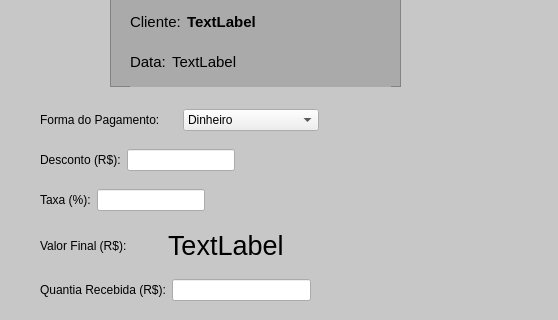
The window that pagamento.ui (GabR36/QEstoqueLoja) describes before a commit, drawn with Qt 5; both pictures show x 0 to 558 and y 84 to 404 of the 558 by 500 pixel window.
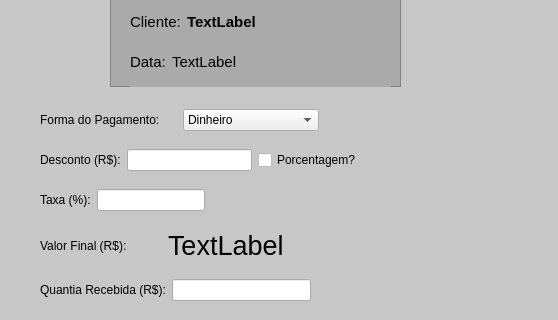
The same window after the commit. Icons and pictures are not drawn.

Commit message:
Opçao Porcentagem no desconto pagamento
envolve colocar um checkbox na janela pagamento. converte o valor
colocado em um desconto bruto como o antigo apenas.

```diff
--- a/pagamento.ui
+++ b/pagamento.ui
@@ -411,7 +411,7 @@
     <rect>
      <x>40</x>
      <y>230</y>
-     <width>195</width>
+     <width>321</width>
      <height>28</height>
     </rect>
    </property>
@@ -426,6 +426,13 @@
     <item>
      <widget class="QLineEdit" name="Ledit_Desconto"/>
     </item>
+    <item>
+     <widget class="QCheckBox" name="CheckPorcentagem">
+      <property name="text">
+       <string>Porcentagem?</string>
+      </property>
+     </widget>
+    </item>
    </layout>
   </widget>
   <widget class="QCheckBox" name="CheckImprimirCNF">
```
Left out of the diff: 14 changed lines with no effect on the pictures. The commit also changes 4 other files.
